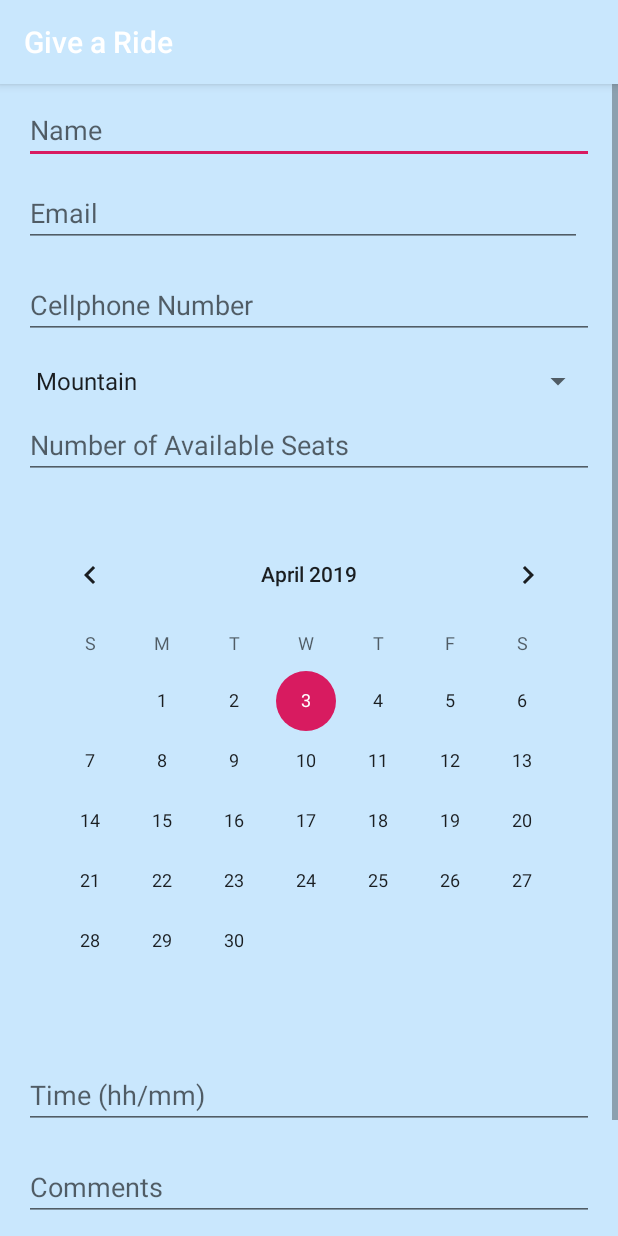
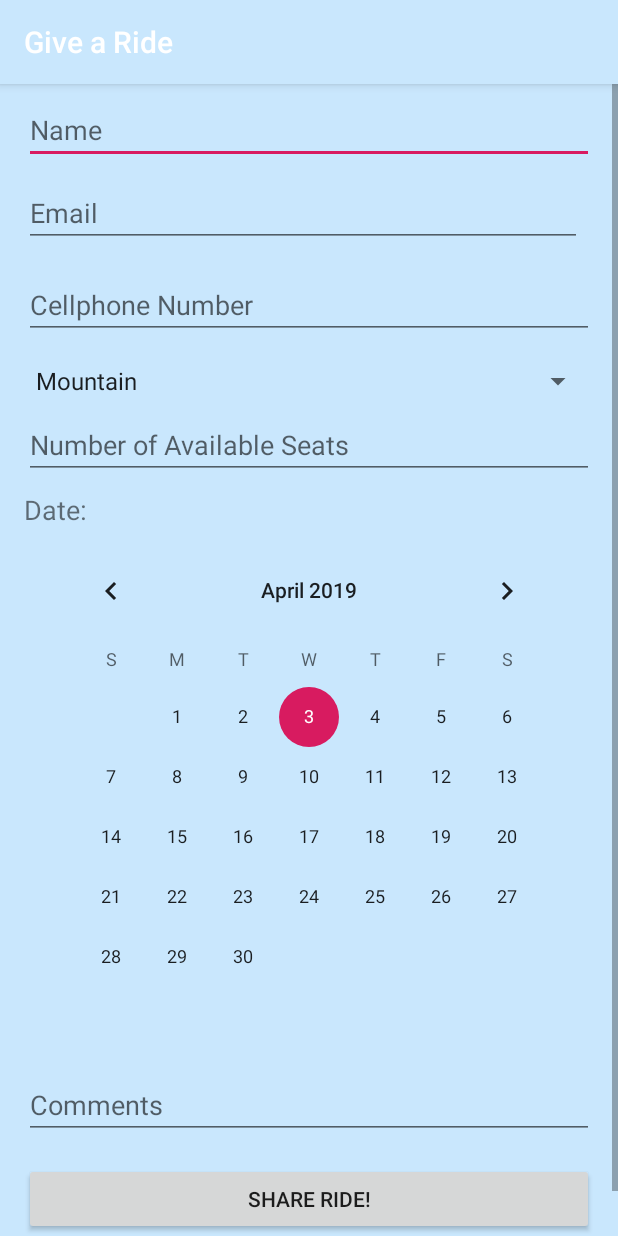
Before and after one commit to menegax/SENG440-Mobile-SnowHitch, an Android app: the GiveARideActivity screen opened directly, with no data from a screen before it, on a phone screen of 412 x 824 dp. Run offline under Robolectric (Android 15) with nearby library versions, the phone set to English and light mode, and no system bars.

Commit message:
Added date into rides and can be displayed in the ride details.

```diff
--- a/app/src/main/java/com/example/project1/HitchARideActivity.kt
+++ b/app/src/main/java/com/example/project1/HitchARideActivity.kt
@@ -32,6 +32,7 @@ class HitchARideActivity : AppCompatActivity() {
                 var email = ""
                 var cellphone = ""
                 var comments = ""
+                var date = ""
                 while (reader.hasNext()) {
                     val key = reader.nextName()
                     when (key) {
@@ -41,14 +42,16 @@ class HitchARideActivity : AppCompatActivity() {
                         "email" -> email = reader.nextString()
                         "cellphone" -> cellphone = reader.nextString()
                         "comments" -> comments = reader.nextString()
+                        "date" -> date = reader.nextString()
                     }
                 }
-                rideList.add(Ride(name, mountain, availableSeats, email, cellphone, comments))
+                rideList.add(Ride(name, mountain, availableSeats, email, cellphone, comments, date))
                 reader.endObject()
             }
 
             reader.close()
         } catch (e: FileNotFoundException) {
+            e.printStackTrace()
         }
 
         val arrayAdapter = RideAdapter(this, rideList)
--- a/app/src/main/java/com/example/project1/Ride.kt
+++ b/app/src/main/java/com/example/project1/Ride.kt
@@ -3,7 +3,7 @@ package com.example.project1
 import java.io.Serializable
 
 //class Ride(val name: String, val email: String, val cellphone: String, val mountain: String, val availableSeats: String, val date: String, val time: String, val comments: String) {
-class Ride(val name: String, val mountain: String, val availableSeats: String, val email: String, val cellphone: String, val comments: String) : Serializable {
+class Ride(val name: String, val mountain: String, val availableSeats: String, val email: String, val cellphone: String, val comments: String, val date: String) : Serializable {
     //TODO("DATE")
     //TODO("Time")
 }
--- a/app/src/main/java/com/example/project1/RideDetailsActivity.kt
+++ b/app/src/main/java/com/example/project1/RideDetailsActivity.kt
@@ -29,6 +29,9 @@ class RideDetailsActivity : AppCompatActivity() {
         }
         val commentsText = findViewById<TextView>(R.id.comments).apply {
             text = ride?.comments
+        }
+        val dateText = findViewById<TextView>(R.id.date).apply {
+            text = ride?.date
         }
     }
 
--- a/app/src/main/res/layout/activity_give_aride.xml
+++ b/app/src/main/res/layout/activity_give_aride.xml
@@ -4,21 +4,11 @@
             xmlns:tools="http://schemas.android.com/tools"
             android:layout_width="match_parent"
             android:layout_height="match_parent"
-            tools:context=".GiveARideActivity">
+            tools:context=".GiveARideActivity" android:background="@color/colorPrimary">
     <android.support.constraint.ConstraintLayout
             android:layout_width="match_parent"
             android:layout_height="wrap_content"
             tools:context=".GiveARideActivity" android:background="@color/colorPrimary">
-        <TextView
-                android:layout_width="wrap_content"
-                android:layout_height="wrap_content"
-                app:layout_constraintStart_toStartOf="parent"
-                app:layout_constraintEnd_toEndOf="parent" android:id="@+id/dateText" android:text="@string/text6"
-                android:textSize="18sp" app:layout_constraintHorizontal_bias="0.0"
-                app:layout_constraintBottom_toTopOf="@+id/date" android:layout_marginEnd="16dp"
-                android:layout_marginRight="16dp" android:layout_marginLeft="16dp" android:layout_marginStart="16dp"
-                android:layout_marginBottom="16dp" android:layout_marginTop="16dp"
-                app:layout_constraintTop_toBottomOf="@+id/availableSeats"/>
         <EditText
                 android:layout_width="0dp"
                 android:layout_height="39dp"
@@ -51,14 +41,6 @@
                 app:layout_constraintEnd_toEndOf="parent" android:layout_marginRight="16dp"
                 android:layout_marginStart="16dp" app:layout_constraintStart_toStartOf="parent"
                 android:layout_marginLeft="16dp" android:hint="@string/text3"/>
-        <CalendarView
-                android:layout_width="0dp"
-                android:layout_height="342dp"
-                app:layout_constraintStart_toStartOf="parent" app:layout_constraintEnd_toEndOf="parent"
-                android:id="@+id/date" android:layout_marginLeft="16dp" android:layout_marginStart="16dp"
-                android:layout_marginEnd="16dp" android:layout_marginRight="16dp"
-                app:layout_constraintHorizontal_bias="0.0"
-                android:layout_marginTop="30dp" app:layout_constraintTop_toBottomOf="@+id/availableSeats"/>
         <EditText
                 android:layout_width="0dp"
                 android:layout_height="wrap_content"
@@ -73,32 +55,27 @@
         <EditText
                 android:layout_width="0dp"
                 android:layout_height="wrap_content"
-                android:inputType="time"
+                android:inputType="textMultiLine"
                 android:ems="10"
-                android:id="@+id/time" android:layout_marginTop="16dp"
-                app:layout_constraintTop_toBottomOf="@+id/date" android:layout_marginEnd="16dp"
+                android:id="@+id/comments"
+                android:layout_marginEnd="16dp"
                 app:layout_constraintEnd_toEndOf="parent" android:layout_marginRight="16dp"
                 android:layout_marginStart="16dp" app:layout_constraintStart_toStartOf="parent"
-                android:layout_marginLeft="16dp" android:hint="@string/text7"/>
-        <EditText
-                android:layout_width="0dp"
-                android:layout_height="wrap_content"
-                android:inputType="textMultiLine"
-                android:ems="10"
-                android:id="@+id/comments" android:layout_marginTop="16dp"
-                app:layout_constraintTop_toBottomOf="@+id/time" android:layout_marginEnd="16dp"
-                app:layout_constraintEnd_toEndOf="parent" android:layout_marginRight="16dp"
-                android:layout_marginStart="16dp" app:layout_constraintStart_toStartOf="parent"
-                android:layout_marginLeft="16dp" android:hint="@string/text8"/>
+                android:layout_marginLeft="16dp" android:hint="@string/text8"
+                app:layout_constraintHorizontal_bias="0.0" app:layout_constraintTop_toBottomOf="@+id/calendarView"
+                android:layout_marginTop="16dp"
+        />
         <Button
                 android:text="@string/button3"
                 android:layout_width="0dp"
                 android:layout_height="wrap_content"
-                android:id="@+id/shareRide" android:layout_marginTop="16dp"
-                app:layout_constraintTop_toBottomOf="@+id/comments" app:layout_constraintStart_toStartOf="parent"
+                android:id="@+id/shareRide"
+                app:layout_constraintStart_toStartOf="parent"
                 android:layout_marginLeft="16dp" android:layout_marginStart="16dp"
                 app:layout_constraintEnd_toEndOf="parent" android:layout_marginEnd="16dp"
-                android:layout_marginRight="16dp" android:onClick="shareRide" android:layout_marginBottom="32dp"
+                android:layout_marginRight="16dp" android:onClick="shareRide"
+                app:layout_constraintHorizontal_bias="1.0" app:layout_constraintTop_toBottomOf="@+id/comments"
+                android:layout_marginTop="16dp" android:layout_marginBottom="32dp"
                 app:layout_constraintBottom_toBottomOf="parent"/>
         <Spinner
                 android:layout_width="0dp"
@@ -109,5 +86,19 @@
                 android:layout_marginStart="16dp" android:layout_marginEnd="16dp" android:layout_marginRight="16dp"
                 android:entries="@array/mountain_list" android:spinnerMode="dropdown"
                 android:dropDownWidth="wrap_content"/>
+        <CalendarView
+                android:layout_width="wrap_content"
+                android:layout_height="wrap_content"
+                android:id="@+id/calendarView" app:layout_constraintEnd_toEndOf="parent"
+                app:layout_constraintStart_toStartOf="parent"
+                android:layout_marginTop="8dp" app:layout_constraintTop_toBottomOf="@+id/textView"/>
+        <TextView
+                android:text="@string/text6"
+                android:layout_width="wrap_content"
+                android:layout_height="wrap_content"
+                android:id="@+id/textView" android:layout_marginTop="8dp"
+                app:layout_constraintTop_toBottomOf="@+id/availableSeats"
+                app:layout_constraintStart_toStartOf="parent" android:layout_marginLeft="16dp"
+                android:layout_marginStart="16dp" android:textSize="18sp"/>
     </android.support.constraint.ConstraintLayout>
 </ScrollView>
--- a/app/src/main/res/values/strings.xml
+++ b/app/src/main/res/values/strings.xml
@@ -7,7 +7,7 @@
     <string name="text3">Cellphone Number</string>
     <string name="text4">Destination Mountain</string>
     <string name="text5">Number of Available Seats</string>
-    <string name="text6">Date</string>
+    <string name="text6">Date:</string>
     <string name="text7">Time (hh/mm)</string>
     <string name="text8">Comments</string>
     <string name="button3">SHARE RIDE!</string>
@@ -23,4 +23,5 @@
         <item>Mt Remarkaables</item>
         <item>Mt Cheeseman</item>
     </string-array>
+    <string name="button5">Pick Date</string>
 </resources>
```
Also changed, not shown: app/src/main/java/com/example/project1/GiveARideActivity.kt (+28 -7 lines), app/src/main/res/layout/activity_ride_details.xml (+27 -6 lines), 1 other file.
